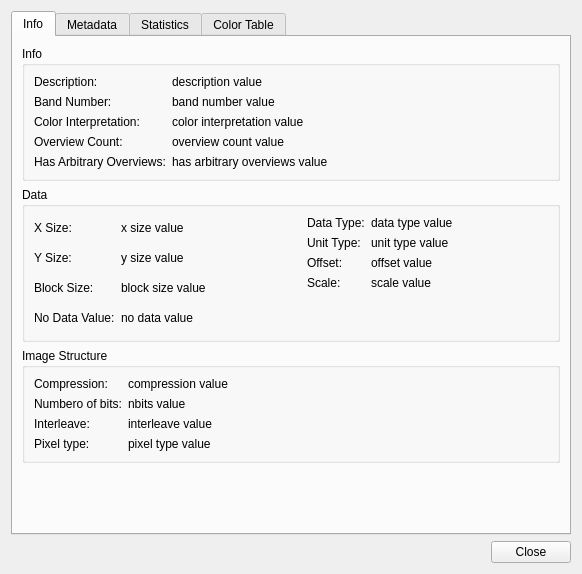
Before: the Qt Designer form gsdview/gdalbackend/ui/banddialog.ui in avalentino/gsdview, drawn with Qt 5.
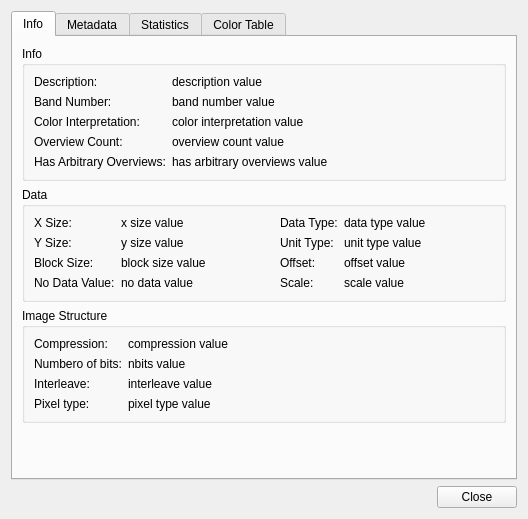
After: the same form once the commit is applied.

Patch:
```diff
--- a/gsdview/gdalbackend/ui/banddialog.ui
+++ b/gsdview/gdalbackend/ui/banddialog.ui
@@ -6,8 +6,8 @@
    <rect>
     <x>0</x>
     <y>0</y>
-    <width>582</width>
-    <height>574</height>
+    <width>528</width>
+    <height>519</height>
    </rect>
   </property>
   <property name="windowTitle">
@@ -374,8 +374,6 @@
            </spacer>
           </item>
           <item>
-           <layout class="QVBoxLayout" name="dataVerticalLayout">
-            <item>
              <layout class="QGridLayout" name="dataGridLayoutRight">
               <item row="2" column="0">
                <widget class="QLabel" name="offsetLabel">
@@ -503,21 +501,6 @@
                  <string>unit type value</string>
                 </property>
                </widget>
-              </item>
-             </layout>
-            </item>
-            <item>
-             <spacer name="dataVerticalSpacer">
-              <property name="orientation">
-               <enum>Qt::Vertical</enum>
-              </property>
-              <property name="sizeHint" stdset="0">
-               <size>
-                <width>20</width>
-                <height>40</height>
-               </size>
-              </property>
-             </spacer>
             </item>
            </layout>
           </item>
```
Lines whose indentation alone changed are shown as unchanged.
